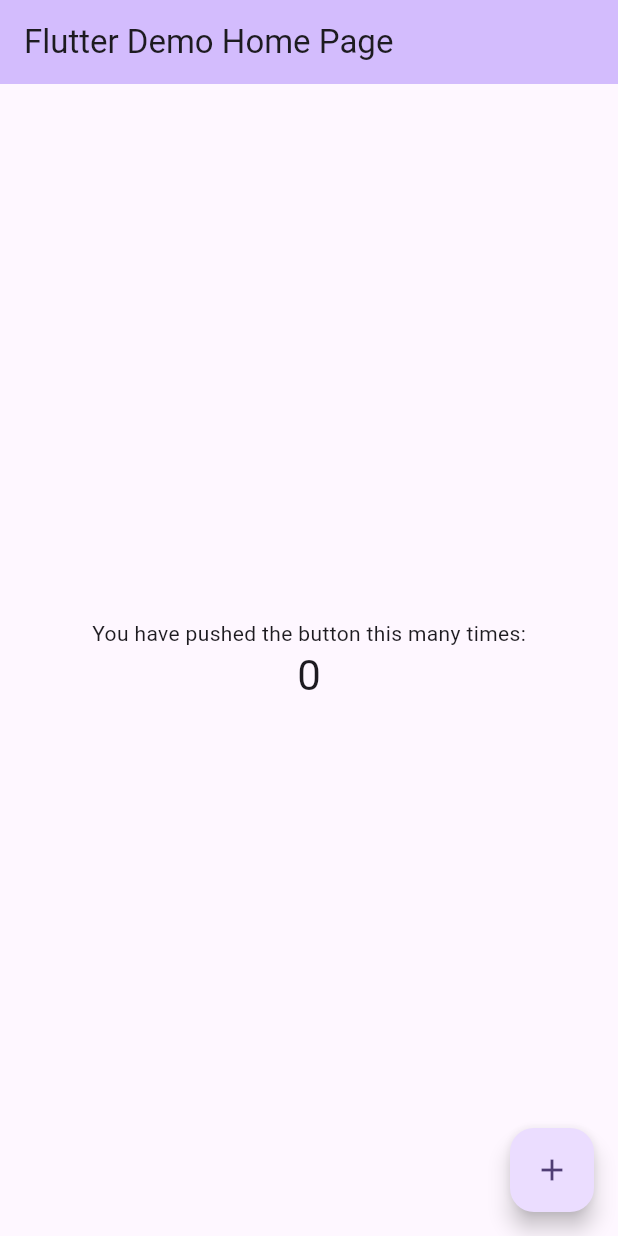
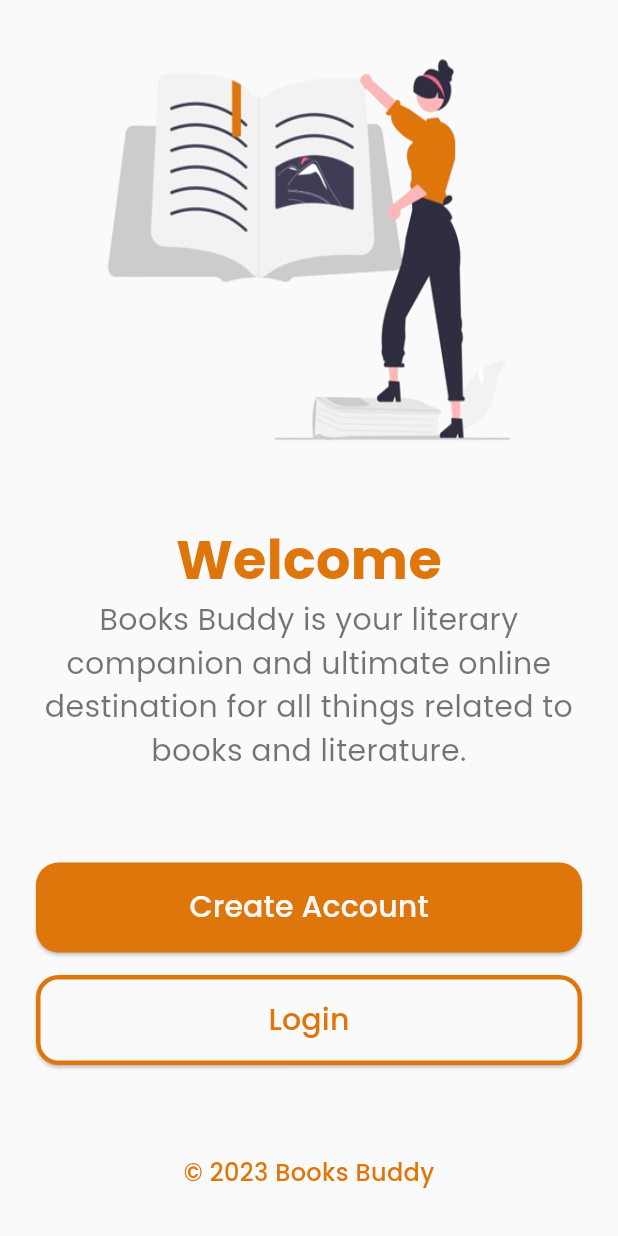
Before and after one commit to jago-bikin-web/books-buddy-mobile, a Flutter app: the screen it shows after launch, on a phone screen of 412 x 824 dp. Run offline on Flutter 3.47's test engine with Material 3 defaults, Android fonts, the phone set to English and light mode, and no system bars; our stand-ins replace google_fonts; missing offline and left inert: pbp_django_auth.

Commit message:
feat: welcome page temporary

```diff
--- /dev/null
+++ b/lib/auth/screens/welcome.dart
@@ -0,0 +1,109 @@
+import 'package:google_fonts/google_fonts.dart';
+import 'package:flutter/material.dart';
+
+class WelcomePage extends StatelessWidget {
+  const WelcomePage({super.key});
+
+  @override
+  Widget build(BuildContext context) {
+    return Scaffold(
+      backgroundColor: const Color(0xFFFAFAFA),
+      body: SafeArea(
+        bottom: false,
+        child: ListView(
+          padding: const EdgeInsets.symmetric(horizontal: 24),
+          children: [
+            Image.asset(
+              "assets/images/welcome.png",
+              height: 333,
+              fit: BoxFit.fill,
+            ),
+            const SizedBox(
+              height: 15,
+            ),
+            Text(
+              "Welcome",
+              style: GoogleFonts.poppins(
+                textStyle: const TextStyle(fontSize: 36),
+                color: const Color(0xFFDF760B),
+                fontWeight: FontWeight.bold,
+              ),
+              textAlign: TextAlign.center,
+            ),
+            Text(
+              "Books Buddy is your literary companion and ultimate online destination for all things related to books and literature.",
+              style: GoogleFonts.poppins(
+                textStyle: const TextStyle(fontSize: 20),
+                color: Colors.black54,
+              ),
+              textAlign: TextAlign.center,
+            ),
+            const SizedBox(
+              height: 60,
+            ),
+            SizedBox(
+              height: 60,
+              width: MediaQuery.of(context).size.width - 2 * 24,
+              child: ElevatedButton(
+                onPressed: () {},
+                style: ElevatedButton.styleFrom(
+                    backgroundColor: const Color(0xFFDF760B),
+                    shape: RoundedRectangleBorder(
+                      borderRadius: BorderRadius.circular(15),
+                    )),
+                child: Text(
+                  "Create Account",
+                  style: GoogleFonts.poppins(
+                    textStyle: const TextStyle(fontSize: 20),
+                    color: const Color(0xFFFAFAFA),
+                    fontWeight: FontWeight.w500,
+                  ),
+                ),
+              ),
+            ),
+            const SizedBox(
+              height: 15,
+            ),
+            SizedBox(
+              height: 60,
+              width: MediaQuery.of(context).size.width - 2 * 24,
+              child: ElevatedButton(
+                onPressed: () {},
+                style: ElevatedButton.styleFrom(
+                    backgroundColor: const Color(0xFFFAFAFA),
+                    shape: RoundedRectangleBorder(
+                      side: const BorderSide(
+                        color: Color(0xFFDF760B),
+                        width: 3,
+                      ),
+                      borderRadius: BorderRadius.circular(15),
+                    )),
+                child: Text(
+                  "Login",
+                  style: GoogleFonts.poppins(
+                    textStyle: const TextStyle(fontSize: 20),
+                    color: const Color(0xFFDF760B),
+                    fontWeight: FontWeight.w500,
+                  ),
+                ),
+              ),
+            ),
+            const SizedBox(
+              height: 60,
+            ),
+            Align(
+                alignment: Alignment.bottomCenter,
+                child: Text(
+                  "© 2023 Books Buddy",
+                  style: GoogleFonts.poppins(
+                    textStyle: const TextStyle(fontSize: 16),
+                    color: const Color(0xFFDF760B),
+                    fontWeight: FontWeight.w500,
+                  ),
+                )),
+          ],
+        ),
+      ),
+    );
+  }
+}
--- a/lib/main.dart
+++ b/lib/main.dart
@@ -1,4 +1,7 @@
+import 'package:books_buddy/auth/screens/welcome.dart';
 import 'package:flutter/material.dart';
+import 'package:pbp_django_auth/pbp_django_auth.dart';
+import 'package:provider/provider.dart';
 
 void main() {
   runApp(const MyApp());
@@ -7,119 +10,17 @@
 class MyApp extends StatelessWidget {
   const MyApp({super.key});
 
-  // This widget is the root of your application.
   @override
   Widget build(BuildContext context) {
-    return MaterialApp(
-      title: 'Flutter Demo',
-      theme: ThemeData(
-        // This is the theme of your application.
-        //
-        // TRY THIS: Try running your application with "flutter run". You'll see
-        // the application has a purple toolbar. Then, without quitting the app,
-        // try changing the seedColor in the colorScheme below to Colors.green
-        // and then invoke "hot reload" (save your changes or press the "hot
-        // reload" button in a Flutter-supported IDE, or press "r" if you used
-        // the command line to start the app).
-        //
-        // Notice that the counter didn't reset back to zero; the application
-        // state is not lost during the reload. To reset the state, use hot
-        // restart instead.
-        //
-        // This works for code too, not just values: Most code changes can be
-        // tested with just a hot reload.
-        colorScheme: ColorScheme.fromSeed(seedColor: Colors.deepPurple),
-        useMaterial3: true,
+    return Provider(
+      create: (_) {
+        CookieRequest request = CookieRequest();
+        return request;
+      },
+      child: const MaterialApp(
+        debugShowCheckedModeBanner: false,
+        home: WelcomePage(),
       ),
-      home: const MyHomePage(title: 'Flutter Demo Home Page'),
     );
   }
 }
-
-class MyHomePage extends StatefulWidget {
-  const MyHomePage({super.key, required this.title});
-
-  // This widget is the home page of your application. It is stateful, meaning
-  // that it has a State object (defined below) that contains fields that affect
-  // how it looks.
-
-  // This class is the configuration for the state. It holds the values (in this
-  // case the title) provided by the parent (in this case the App widget) and
-  // used by the build method of the State. Fields in a Widget subclass are
-  // always marked "final".
-
-  final String title;
-
-  @override
-  State<MyHomePage> createState() => _MyHomePageState();
-}
-
-class _MyHomePageState extends State<MyHomePage> {
-  int _counter = 0;
-
-  void _incrementCounter() {
-    setState(() {
-      // This call to setState tells the Flutter framework that something has
-      // changed in this State, which causes it to rerun the build method below
-      // so that the display can reflect the updated values. If we changed
-      // _counter without calling setState(), then the build method would not be
-      // called again, and so nothing would appear to happen.
-      _counter++;
-    });
-  }
-
-  @override
-  Widget build(BuildContext context) {
-    // This method is rerun every time setState is called, for instance as done
-    // by the _incrementCounter method above.
-    //
-    // The Flutter framework has been optimized to make rerunning build methods
-    // fast, so that you can just rebuild anything that needs updating rather
-    // than having to individually change instances of widgets.
-    return Scaffold(
-      appBar: AppBar(
-        // TRY THIS: Try changing the color here to a specific color (to
-        // Colors.amber, perhaps?) and trigger a hot reload to see the AppBar
-        // change color while the other colors stay the same.
-        backgroundColor: Theme.of(context).colorScheme.inversePrimary,
-        // Here we take the value from the MyHomePage object that was created by
-        // the App.build method, and use it to set our appbar title.
-        title: Text(widget.title),
-      ),
-      body: Center(
-        // Center is a layout widget. It takes a single child and positions it
-        // in the middle of the parent.
-        child: Column(
-          // Column is also a layout widget. It takes a list of children and
-          // arranges them vertically. By default, it sizes itself to fit its
-          // children horizontally, and tries to be as tall as its parent.
-          //
-          // Column has various properties to control how it sizes itself and
-          // how it positions its children. Here we use mainAxisAlignment to
-          // center the children vertically; the main axis here is the vertical
-          // axis because Columns are vertical (the cross axis would be
-          // horizontal).
-          //
-          // TRY THIS: Invoke "debug painting" (choose the "Toggle Debug Paint"
-          // action in the IDE, or press "p" in the console), to see the
-          // wireframe for each widget.
-          mainAxisAlignment: MainAxisAlignment.center,
-          children: <Widget>[
-            const Text(
-              'You have pushed the button this many times:',
-            ),
-            Text(
-              '$_counter',
-              style: Theme.of(context).textTheme.headlineMedium,
-            ),
-          ],
-        ),
-      ),
-      floatingActionButton: FloatingActionButton(
-        onPressed: _incrementCounter,
-        tooltip: 'Increment',
-        child: const Icon(Icons.add),
-      ), // This trailing comma makes auto-formatting nicer for build methods.
-    );
-  }
-}
```
Also changed, not shown: lib/auth/screens/login.dart (added, +111 -0 lines), pubspec.yaml (+7 -6 lines), assets/images/welcome.png (added), pubspec.lock, 1 other file.
